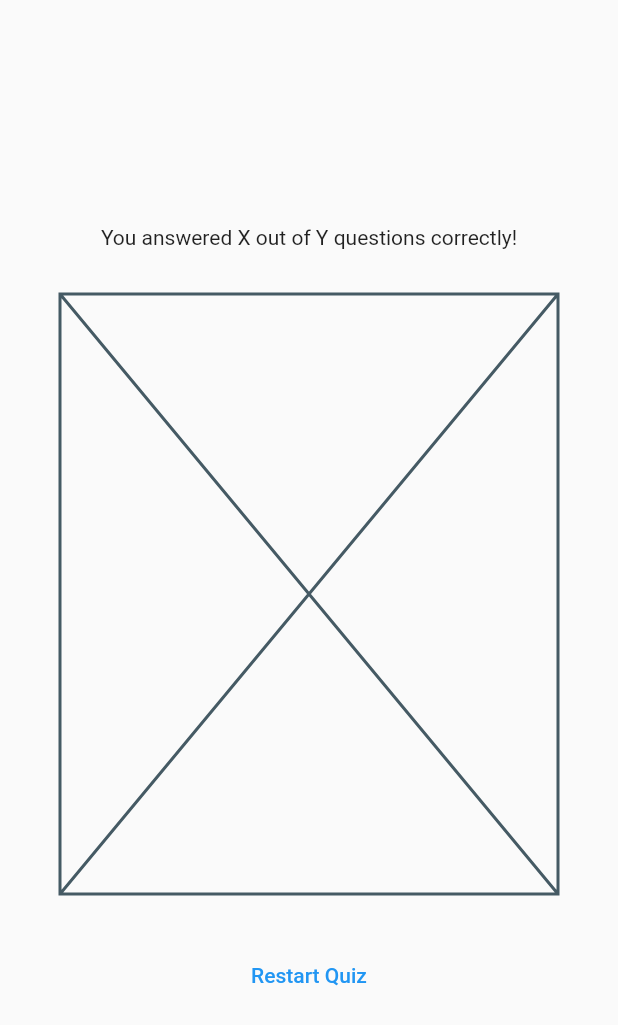
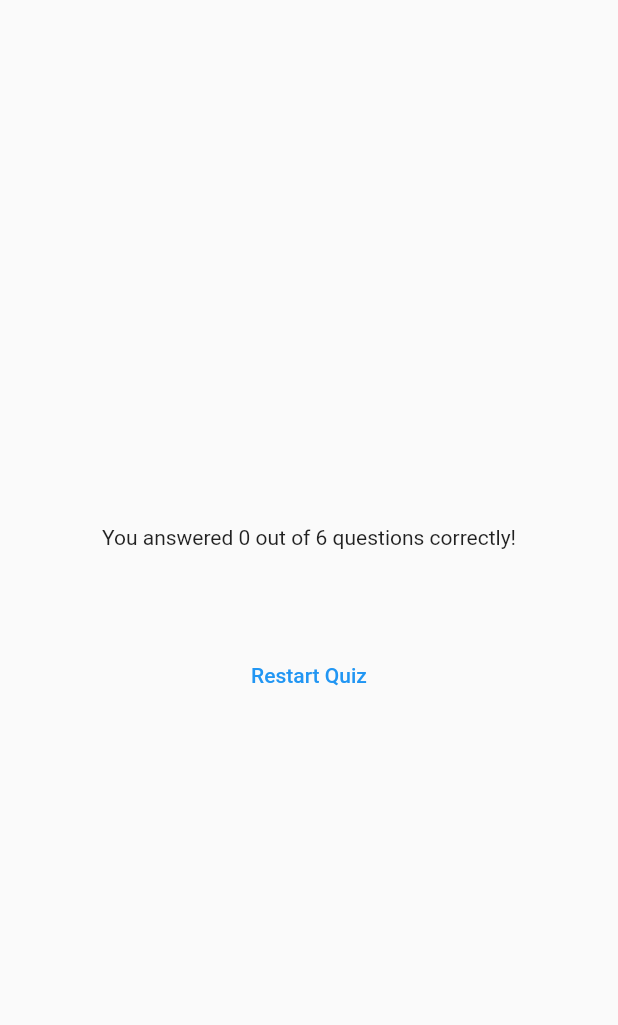
Before and after one commit to IMRANDIL/flutter_second_app_Quiz_app_udemy, a Flutter app: the ResultsScreen widget shown alone on an empty page, opened directly with empty values, on a phone screen of 412 x 824 dp. Shown: the top 1025 px of the screen. Run offline on Flutter 3.47's test engine with Material 2 defaults, Android fonts, the phone set to English and light mode, and no system bars; our stand-ins replace google_fonts.

Commit message:
added some more logic to resutl screen

```diff
--- a/lib/ResultsScreen.dart
+++ b/lib/ResultsScreen.dart
@@ -26,6 +26,12 @@ class ResultsScreen extends StatelessWidget {
 
   @override
   Widget build(BuildContext context) {
+    final getSummaryData = getSummaryList();
+    final totalNumberOfQuestions = questions.length;
+    final totalCorrectNumberOfQuestions = getSummaryData.where((data) {
+      return data['user_answer'] == data['current_answer'];
+    }).length;
+
     return SizedBox(
       width: double.infinity,
       child: Container(
@@ -33,15 +39,15 @@ class ResultsScreen extends StatelessWidget {
         child: Column(
           mainAxisAlignment: MainAxisAlignment.center,
           children: [
-            const Text(
-              'You answered X out of Y questions correctly!',
+            Text(
+              'You answered $totalCorrectNumberOfQuestions out of $totalNumberOfQuestions questions correctly!',
               textAlign: TextAlign.center,
             ),
             const SizedBox(
               height: 30,
             ),
             QuestionsSummary(
-              getSummaryList(),
+              getSummaryData,
             ),
             const SizedBox(
               height: 30,
--- a/lib/quiz.dart
+++ b/lib/quiz.dart
@@ -31,7 +31,6 @@ class _QuizState extends State<Quiz> {
     choosenAnswers.add(answer);
     if (choosenAnswers.length == questions.length) {
       setState(() {
-        choosenAnswers = [];
         activeScreen = 'result-screen';
       });
     }
```
Also changed, not shown: lib/questions_summary.dart (+29 -1 lines).
